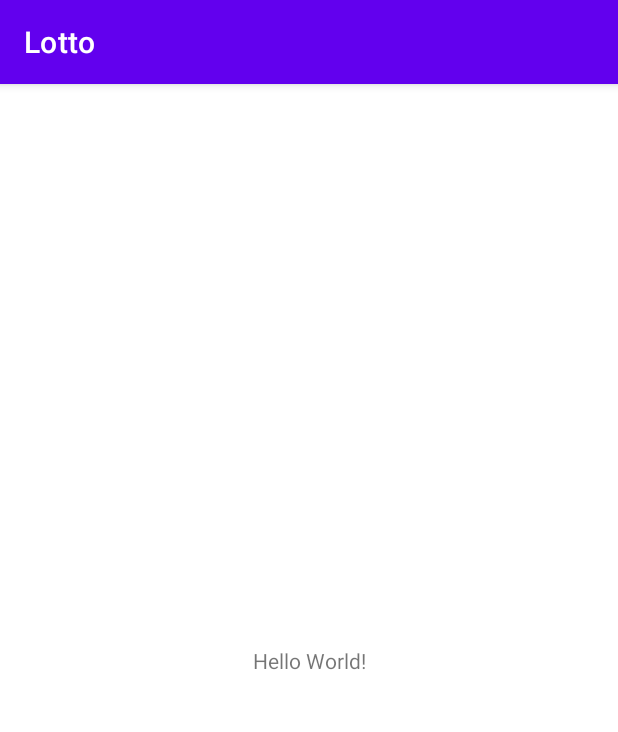
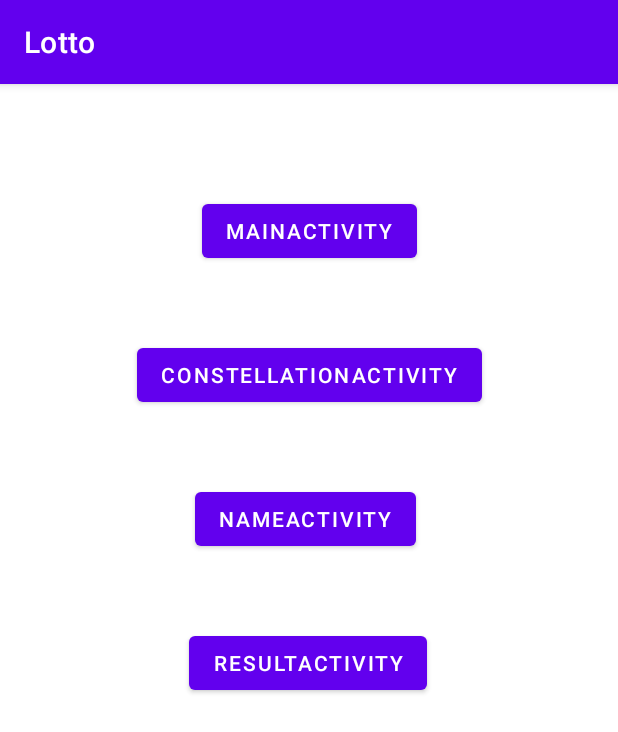
Before and after one commit to syh11026/Lotto, an Android app: the screen it shows after launch (MainActivity before the commit, PracIntentActivity after it), on a phone screen of 412 x 824 dp. Shown: the top 732 px of the screen. Run offline under Robolectric (Android 15) with nearby library versions, the phone set to English and light mode, and no system bars.

Commit message:
Practice switching activities

```diff
--- a/app/src/main/AndroidManifest.xml
+++ b/app/src/main/AndroidManifest.xml
@@ -9,10 +9,11 @@
         android:roundIcon="@mipmap/ic_launcher_round"
         android:supportsRtl="true"
         android:theme="@style/Theme.Lotto">
-        <activity android:name=".ResultActivity"></activity>
+        <activity android:name=".MainActivity"></activity>
+        <activity android:name=".ResultActivity" />
         <activity android:name=".NameActivity" />
         <activity android:name=".ConstellationActivity" />
-        <activity android:name=".MainActivity">
+        <activity android:name=".PracIntentActivity">
             <intent-filter>
                 <action android:name="android.intent.action.MAIN" />
 
--- a/app/src/main/java/com/example/lotto/ConstellationActivity.kt
+++ b/app/src/main/java/com/example/lotto/ConstellationActivity.kt
@@ -2,10 +2,13 @@ package com.example.lotto
 
 import androidx.appcompat.app.AppCompatActivity
 import android.os.Bundle
+import android.widget.Toast
 
 class ConstellationActivity : AppCompatActivity() {
     override fun onCreate(savedInstanceState: Bundle?) {
         super.onCreate(savedInstanceState)
         setContentView(R.layout.activity_constellation)
+
+        Toast.makeText(this,"ConstellationActivity", Toast.LENGTH_LONG).show()
     }
 }
--- a/app/src/main/java/com/example/lotto/MainActivity.kt
+++ b/app/src/main/java/com/example/lotto/MainActivity.kt
@@ -2,10 +2,13 @@ package com.example.lotto
 
 import androidx.appcompat.app.AppCompatActivity
 import android.os.Bundle
+import android.widget.Toast
 
 class MainActivity : AppCompatActivity() {
     override fun onCreate(savedInstanceState: Bundle?) {
         super.onCreate(savedInstanceState)
         setContentView(R.layout.activity_main)
+
+        Toast.makeText(this,"MainActivity",Toast.LENGTH_LONG).show()
     }
 }
--- a/app/src/main/java/com/example/lotto/NameActivity.kt
+++ b/app/src/main/java/com/example/lotto/NameActivity.kt
@@ -2,10 +2,13 @@ package com.example.lotto
 
 import androidx.appcompat.app.AppCompatActivity
 import android.os.Bundle
+import android.widget.Toast
 
 class NameActivity : AppCompatActivity() {
     override fun onCreate(savedInstanceState: Bundle?) {
         super.onCreate(savedInstanceState)
         setContentView(R.layout.activity_name)
+
+        Toast.makeText(this,"NameActivity", Toast.LENGTH_LONG).show()
     }
 }
--- /dev/null
+++ b/app/src/main/java/com/example/lotto/PracIntentActivity.kt
@@ -0,0 +1,30 @@
+package com.example.lotto
+
+import android.content.Intent
+import androidx.appcompat.app.AppCompatActivity
+import android.os.Bundle
+import android.widget.Button
+
+class PracIntentActivity : AppCompatActivity() {
+    override fun onCreate(savedInstanceState: Bundle?) {
+        super.onCreate(savedInstanceState)
+        setContentView(R.layout.activity_prac_intent)
+        val btnMain = findViewById<Button>(R.id.btnMain)
+        val btnConstellation = findViewById<Button>(R.id.btnConstellation)
+        val btnName = findViewById<Button>(R.id.btnName)
+        val btnResult = findViewById<Button>(R.id.btnResult)
+
+        btnMain.setOnClickListener {
+            startActivity(Intent(this@PracIntentActivity, MainActivity::class.java))
+        }
+        btnConstellation.setOnClickListener {
+            startActivity(Intent(this@PracIntentActivity, ConstellationActivity::class.java))
+        }
+        btnName.setOnClickListener {
+            startActivity(Intent(this@PracIntentActivity, NameActivity::class.java))
+        }
+        btnResult.setOnClickListener {
+            startActivity(Intent(this@PracIntentActivity, ResultActivity::class.java))
+        }
+    }
+}
--- a/app/src/main/java/com/example/lotto/ResultActivity.kt
+++ b/app/src/main/java/com/example/lotto/ResultActivity.kt
@@ -2,10 +2,13 @@ package com.example.lotto
 
 import androidx.appcompat.app.AppCompatActivity
 import android.os.Bundle
+import android.widget.Toast
 
 class ResultActivity : AppCompatActivity() {
     override fun onCreate(savedInstanceState: Bundle?) {
         super.onCreate(savedInstanceState)
         setContentView(R.layout.activity_result)
+
+        Toast.makeText(this,"ResultActivity", Toast.LENGTH_LONG).show()
     }
 }
--- /dev/null
+++ b/app/src/main/res/layout/activity_prac_intent.xml
@@ -0,0 +1,50 @@
+<?xml version="1.0" encoding="utf-8"?>
+<androidx.constraintlayout.widget.ConstraintLayout xmlns:android="http://schemas.android.com/apk/res/android"
+    xmlns:app="http://schemas.android.com/apk/res-auto"
+    xmlns:tools="http://schemas.android.com/tools"
+    android:layout_width="match_parent"
+    android:layout_height="match_parent"
+    tools:context=".PracIntentActivity">
+
+    <Button
+        android:id="@+id/btnMain"
+        android:layout_width="wrap_content"
+        android:layout_height="wrap_content"
+        android:layout_marginTop="74dp"
+        android:text="MainActivity"
+        app:layout_constraintEnd_toEndOf="parent"
+        app:layout_constraintStart_toStartOf="parent"
+        app:layout_constraintTop_toTopOf="parent" />
+
+    <Button
+        android:id="@+id/btnConstellation"
+        android:layout_width="wrap_content"
+        android:layout_height="wrap_content"
+        android:layout_marginTop="48dp"
+        android:text="ConstellationActivity"
+        app:layout_constraintEnd_toEndOf="parent"
+        app:layout_constraintStart_toStartOf="parent"
+        app:layout_constraintTop_toBottomOf="@+id/btnMain" />
+
+    <Button
+        android:id="@+id/btnName"
+        android:layout_width="wrap_content"
+        android:layout_height="wrap_content"
+        android:layout_marginTop="48dp"
+        android:text="NameActivity"
+        app:layout_constraintEnd_toEndOf="parent"
+        app:layout_constraintHorizontal_bias="0.49"
+        app:layout_constraintStart_toStartOf="parent"
+        app:layout_constraintTop_toBottomOf="@+id/btnConstellation" />
+
+    <Button
+        android:id="@+id/btnResult"
+        android:layout_width="wrap_content"
+        android:layout_height="wrap_content"
+        android:layout_marginTop="48dp"
+        android:text="ResultActivity"
+        app:layout_constraintEnd_toEndOf="parent"
+        app:layout_constraintHorizontal_bias="0.498"
+        app:layout_constraintStart_toStartOf="parent"
+        app:layout_constraintTop_toBottomOf="@+id/btnName" />
+</androidx.constraintlayout.widget.ConstraintLayout>
```
